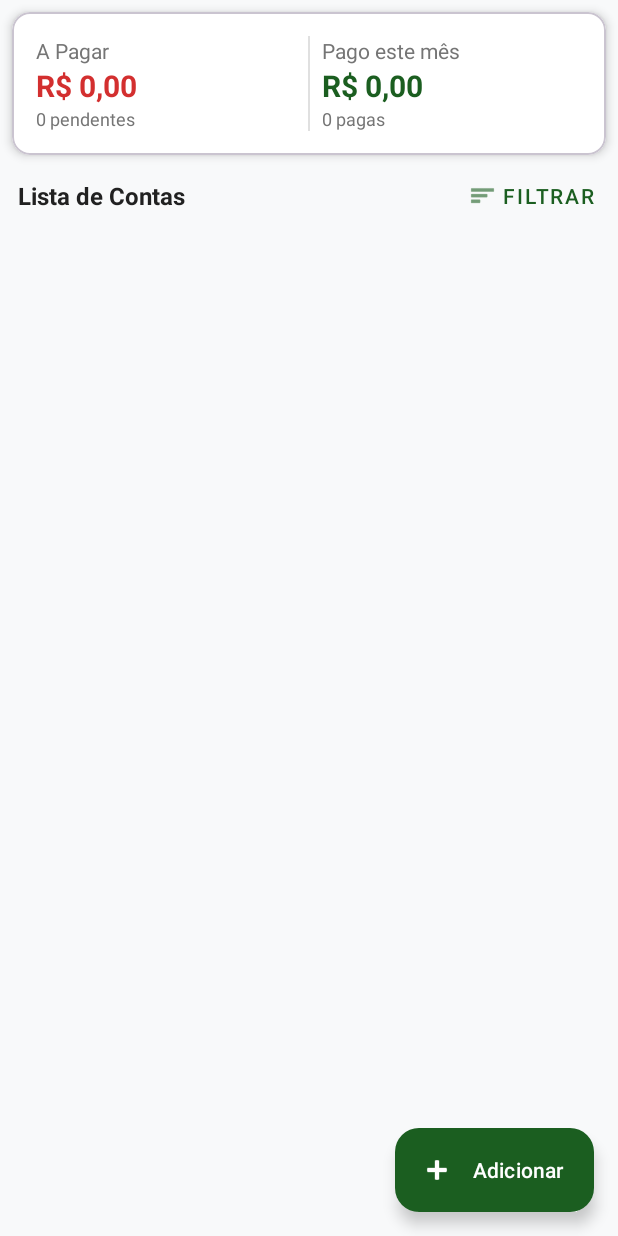
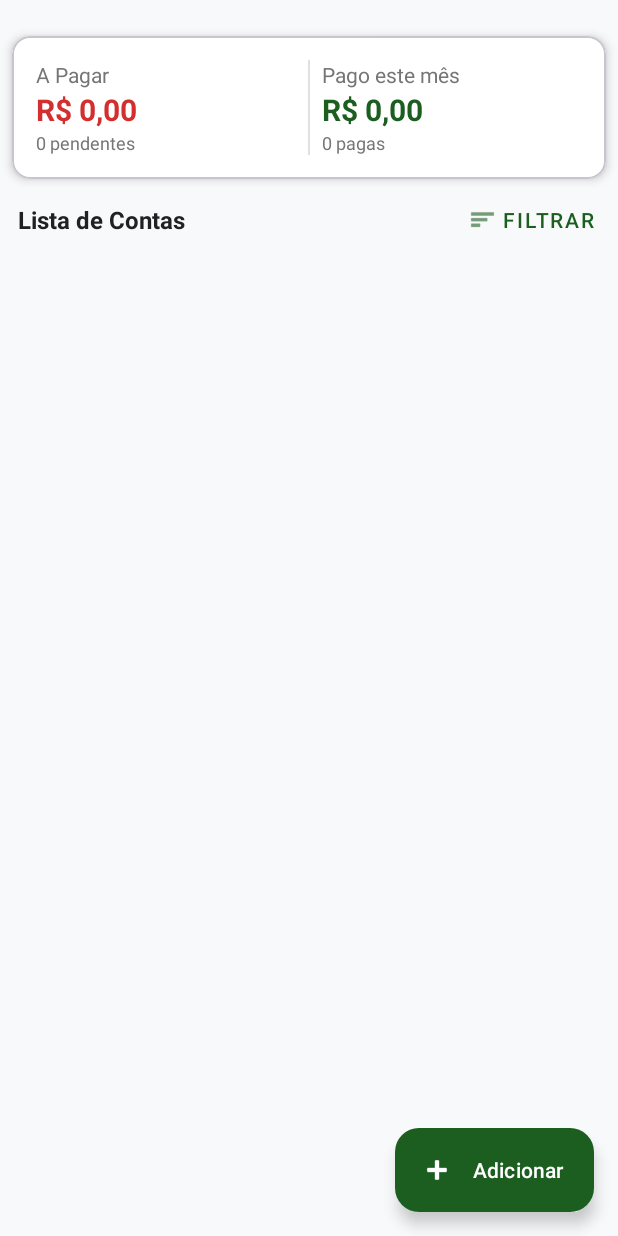
Before and after one commit to rafaelsoaresneves/ContasAPagarCursor, an Android app: the screen it shows after launch (MainActivity), on a phone screen of 412 x 824 dp. Run offline under Robolectric (Android 15) with nearby library versions, the phone set to English and light mode, and no system bars; our stand-ins replace Room's generated code.

Commit message:
ajuste de layout

```diff
--- a/app/src/main/res/layout/activity_main.xml
+++ b/app/src/main/res/layout/activity_main.xml
@@ -6,13 +6,16 @@
     android:layout_width="match_parent"
     android:layout_height="match_parent"
     android:background="#F8F9FA"
+    android:fitsSystemWindows="true"
     tools:context=".MainActivity">
 
     <com.google.android.material.card.MaterialCardView
         android:id="@+id/summaryCard"
         android:layout_width="match_parent"
         android:layout_height="wrap_content"
-        android:layout_margin="8dp"
+        android:layout_marginTop="24dp"
+        android:layout_marginStart="8dp"
+        android:layout_marginEnd="8dp"
         app:cardBackgroundColor="@android:color/white"
         app:cardCornerRadius="12dp"
         app:cardElevation="4dp"
```
